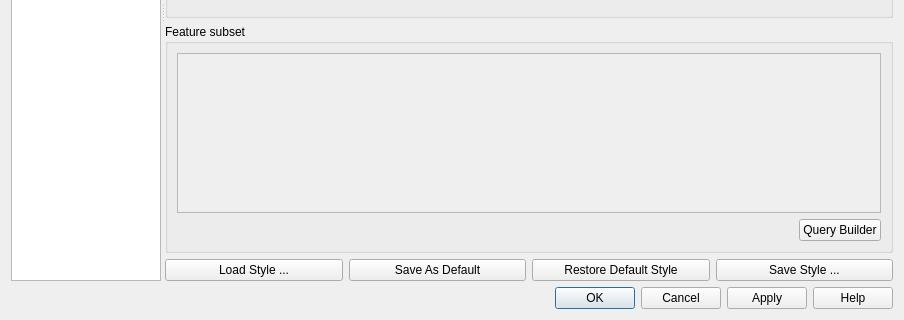
The window that src/ui/qgsvectorlayerpropertiesbase.ui (qgis/QGIS) describes before a commit, drawn with Qt 5; both pictures show x 0 to 904 and y 268 to 588 of the 904 by 588 pixel window.
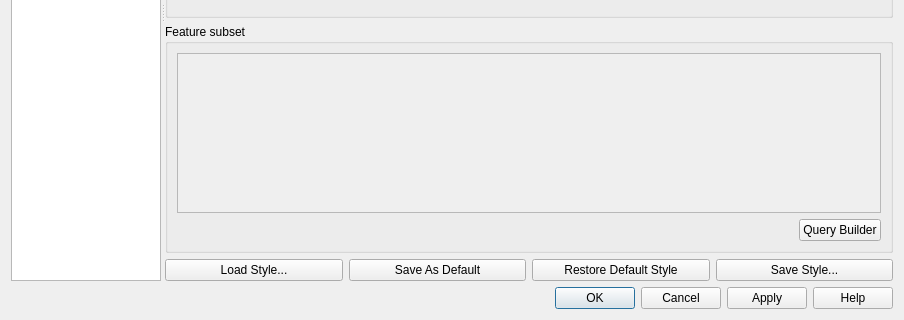
The same window after the commit. Icons and pictures are not drawn. Custom widgets are drawn as their Qt base class.

Diff of the .ui file:
```diff
--- a/src/ui/qgsvectorlayerpropertiesbase.ui
+++ b/src/ui/qgsvectorlayerpropertiesbase.ui
@@ -1574,7 +1574,7 @@
          <item>
           <widget class="QPushButton" name="pbnLoadStyle">
            <property name="text">
-            <string>Load Style ...</string>
+            <string>Load Style...</string>
            </property>
           </widget>
          </item>
@@ -1595,7 +1595,7 @@
          <item>
           <widget class="QPushButton" name="pbnSaveStyleAs">
            <property name="text">
-            <string>Save Style ...</string>
+            <string>Save Style...</string>
            </property>
           </widget>
          </item>
```
